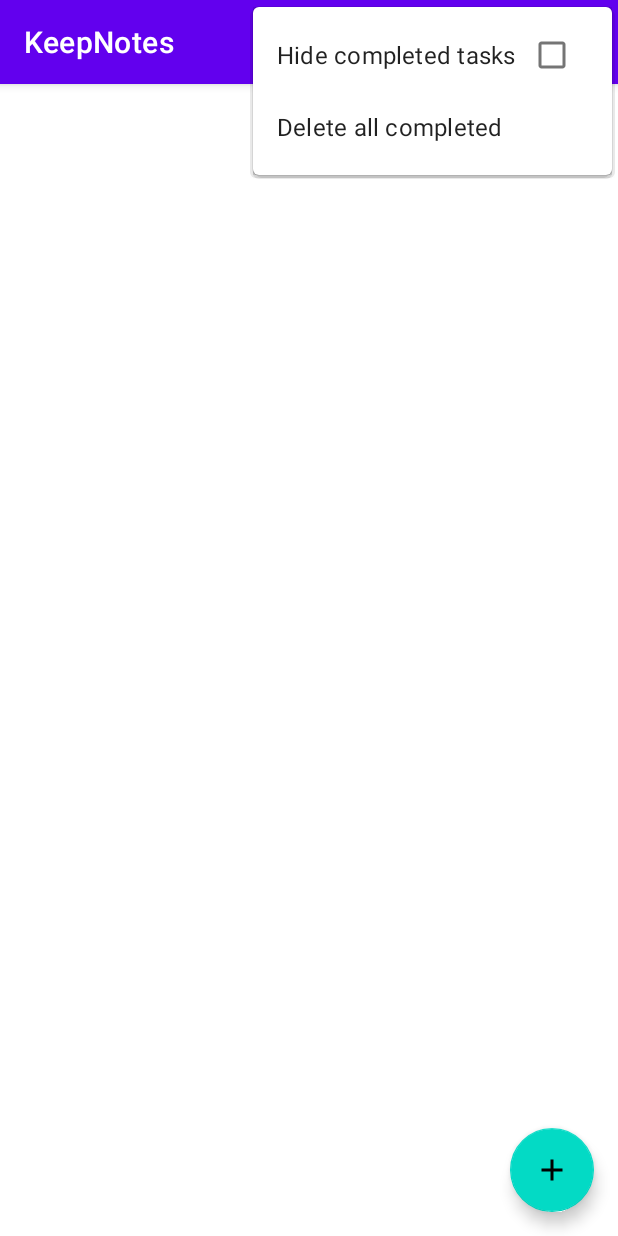
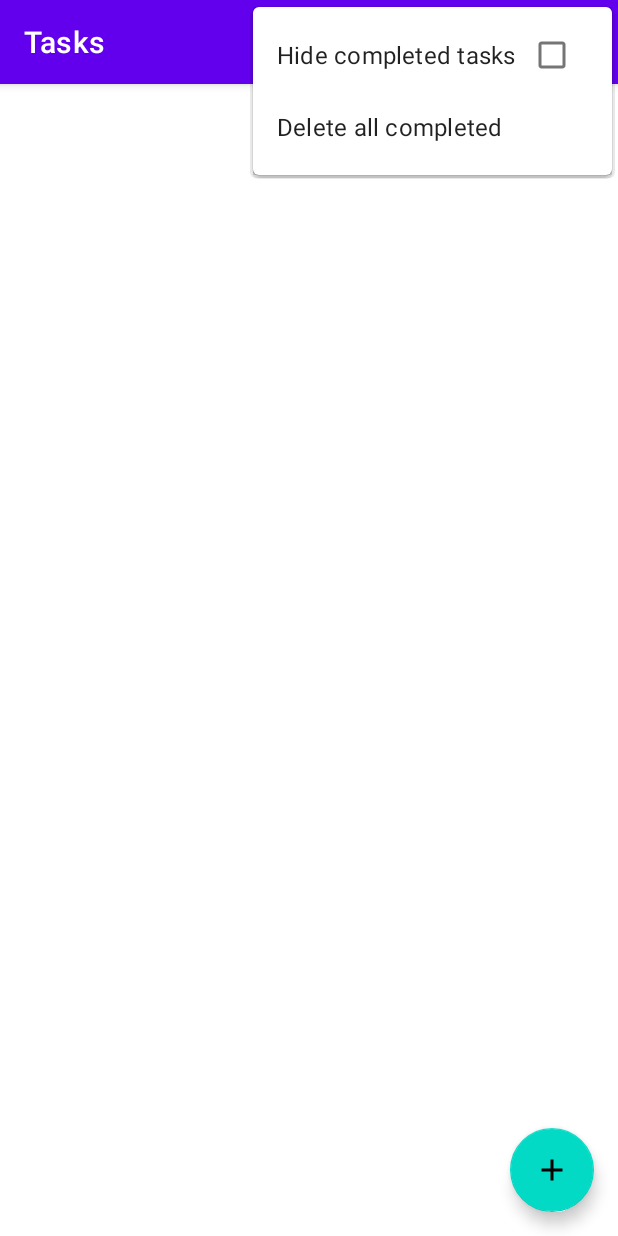
Before and after one commit to iAbanoubSamir/KeepNote, an Android app: the screen it shows after launch (MainActivity), with the options menu open, on a phone screen of 412 x 824 dp. Run offline under Robolectric (Android 15) with nearby library versions, the phone set to English and light mode, and no system bars; our stand-ins replace Dagger/Hilt's generated code, Room's generated code, navigation-ui; libraries missing offline, so code that uses them is left out: androidx.datastore.preferences, androidx.hilt, androidx.hilt.lifecycle; 2 statements that could not run were skipped.

```diff
--- a/app/src/main/java/com/abanoub/samir/keep/ui/view/main/MainActivity.kt
+++ b/app/src/main/java/com/abanoub/samir/keep/ui/view/main/MainActivity.kt
@@ -2,13 +2,29 @@ package com.abanoub.samir.keep.ui.view.main
 
 import androidx.appcompat.app.AppCompatActivity
 import android.os.Bundle
+import androidx.navigation.NavController
+import androidx.navigation.fragment.NavHostFragment
+import androidx.navigation.fragment.findNavController
+import androidx.navigation.ui.setupActionBarWithNavController
 import com.abanoub.samir.keep.R
 import dagger.hilt.android.AndroidEntryPoint
 
 @AndroidEntryPoint
 class MainActivity : AppCompatActivity() {
+    private lateinit var navController: NavController
+
     override fun onCreate(savedInstanceState: Bundle?) {
         super.onCreate(savedInstanceState)
         setContentView(R.layout.activity_main)
+
+        val navHostFragment =
+            supportFragmentManager.findFragmentById(R.id.nav_host_fragment) as NavHostFragment
+        navController = navHostFragment.findNavController()
+
+        setupActionBarWithNavController(navController)
+    }
+
+    override fun onSupportNavigateUp(): Boolean {
+        return navController.navigateUp() || super.onSupportNavigateUp()
     }
 }
--- a/app/src/main/java/com/abanoub/samir/keep/ui/view/tasks/TasksViewModel.kt
+++ b/app/src/main/java/com/abanoub/samir/keep/ui/view/tasks/TasksViewModel.kt
@@ -1,9 +1,8 @@
 package com.abanoub.samir.keep.ui.view.tasks
 
+import androidx.hilt.Assisted
 import androidx.hilt.lifecycle.ViewModelInject
-import androidx.lifecycle.ViewModel
-import androidx.lifecycle.asLiveData
-import androidx.lifecycle.viewModelScope
+import androidx.lifecycle.*
 import com.abanoub.samir.keep.data.local.prefs.PreferencesRepository
 import com.abanoub.samir.keep.data.local.prefs.SortOrder
 import com.abanoub.samir.keep.data.local.tasks.Task
@@ -17,16 +16,17 @@ import kotlinx.coroutines.launch
 
 class TasksViewModel @ViewModelInject constructor(
     private val taskDao: TaskDao,
-    private val preferencesRepository: PreferencesRepository
+    private val preferencesRepository: PreferencesRepository,
+    @Assisted private val state: SavedStateHandle
 ) : ViewModel() {
 
-    val searchQuery = MutableStateFlow("")
+    val searchQuery = state.getLiveData("searchQuery", "")
     val preferencesFlow = preferencesRepository.preferencesFlow
     private val tasksEventChannel = Channel<TasksEvent>()
     val tasksEvent = tasksEventChannel.receiveAsFlow()
 
     private val tasksFlow = combine(
-        searchQuery,
+        searchQuery.asFlow(),
         preferencesFlow
     ) { query, filterPreferences ->
         Pair(query, filterPreferences)
@@ -43,8 +43,8 @@ class TasksViewModel @ViewModelInject constructor(
         preferencesRepository.updateHideCompleted(hideCompleted)
     }
 
-    fun onTaskClicked(task: Task) {
-
+    fun onTaskClicked(task: Task) = viewModelScope.launch {
+        tasksEventChannel.send(TasksEvent.NavigateToEditTaskScreen(task))
     }
 
     fun onTaskCheckedChanged(task: Task, isChecked: Boolean) = viewModelScope.launch {
@@ -60,7 +60,13 @@ class TasksViewModel @ViewModelInject constructor(
         taskDao.insert(task)
     }
 
+    fun onAddNewTaskClick() = viewModelScope.launch {
+        tasksEventChannel.send(TasksEvent.NavigateToAddTaskScreen)
+    }
+
     sealed class TasksEvent {
+        object NavigateToAddTaskScreen : TasksEvent()
+        data class NavigateToEditTaskScreen(val task: Task) : TasksEvent()
         data class ShowUndoDeleteTaskMessage(val task: Task) : TasksEvent()
     }
 
--- /dev/null
+++ b/app/src/main/java/com/abanoub/samir/keep/utils/Utils.kt
@@ -0,0 +1,4 @@
+package com.abanoub.samir.keep.utils
+
+val <T> T.exhaustive: T
+    get() = this
--- a/app/src/main/res/navigation/nav_graph.xml
+++ b/app/src/main/res/navigation/nav_graph.xml
@@ -8,6 +8,24 @@
     <fragment
         android:id="@+id/tasksFragment"
         android:name="com.abanoub.samir.keep.ui.view.tasks.TasksFragment"
-        android:label="fragment_tasks"
-        tools:layout="@layout/fragment_tasks" />
+        android:label="Tasks"
+        tools:layout="@layout/fragment_tasks">
+        <action
+            android:id="@+id/action_tasksFragment_to_addEditTaskFragment"
+            app:destination="@id/addEditTaskFragment" />
+    </fragment>
+    <fragment
+        android:id="@+id/addEditTaskFragment"
+        android:name="com.abanoub.samir.keep.ui.view.addedit.AddEditTaskFragment"
+        android:label="{title}"
+        tools:layout="@layout/fragment_add_edit_task">
+        <argument
+            android:name="task"
+            android:defaultValue="@null"
+            app:argType="com.abanoub.samir.keep.data.local.tasks.Task"
+            app:nullable="true" />
+        <argument
+            android:name="title"
+            app:argType="string" />
+    </fragment>
 </navigation>
```
Also changed, not shown: app/src/main/java/com/abanoub/samir/keep/ui/view/tasks/TasksFragment.kt (+23 -1 lines).
